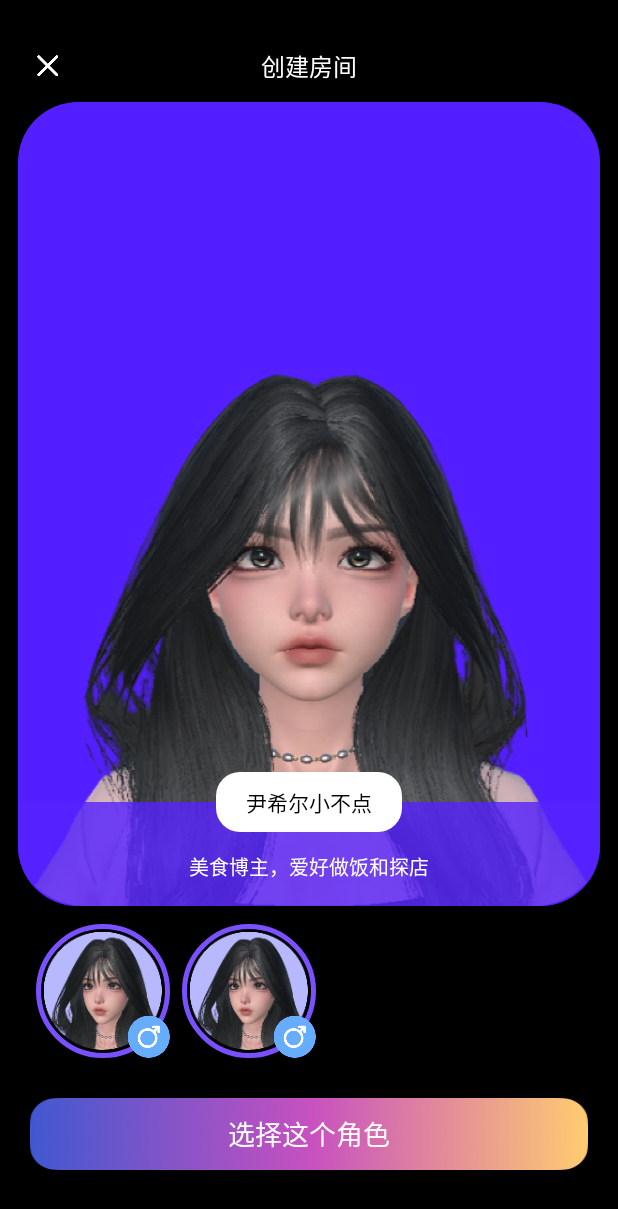
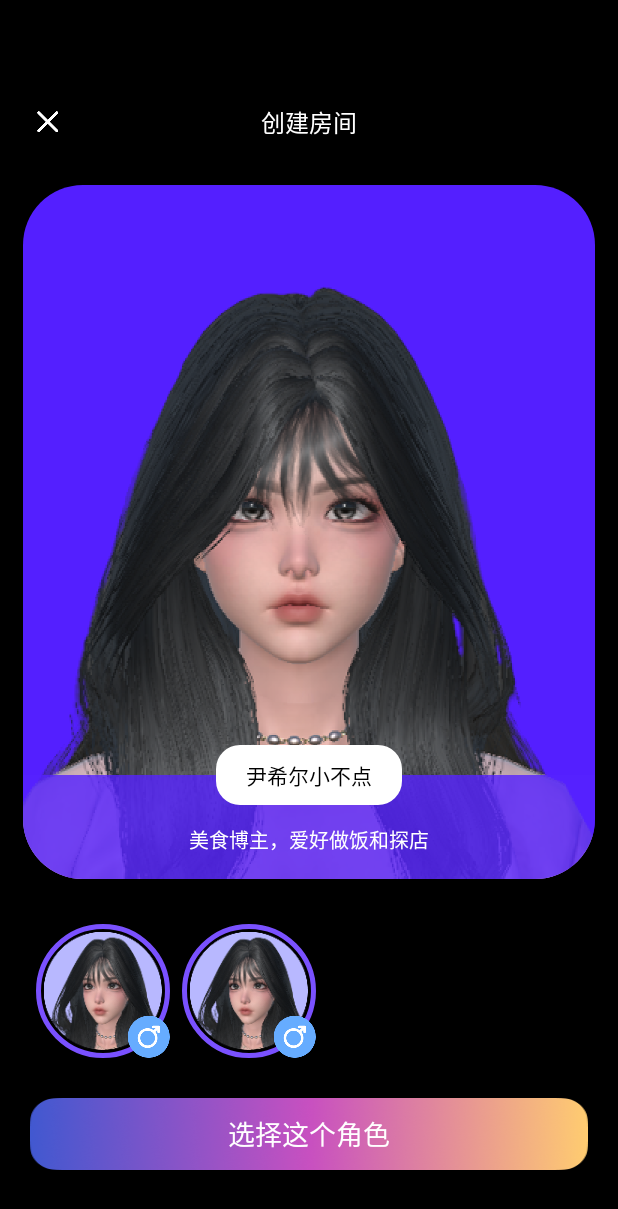
Before and after one commit to alienzh/AgoraMetaGpt, an Android app: the layout choose_ai_role_dialog.xml on its own in the app's theme, with its tools: preview values and no code run, on a phone screen of 412 x 824 dp. Shown: the top 1209 px of the screen. Run offline under Robolectric (Android 15) with nearby library versions, the phone set to English and light mode, and no system bars.

Commit message:
update avatar image

```diff
--- a/app/build.gradle
+++ b/app/build.gradle
@@ -16,7 +16,7 @@ android {
         minSdk 23
         targetSdk 30
         versionCode 401201
-        versionName "401.201.220.0804.1"
+        versionName "401.201.220.0804.3"
 
         flavorDimensions "versionCode"
 
--- a/app/src/main/java/io/agora/gpt/ui/view/ChooseRoleDialog.kt
+++ b/app/src/main/java/io/agora/gpt/ui/view/ChooseRoleDialog.kt
@@ -83,7 +83,7 @@ class ChooseRoleDialog constructor(context: Context) : BaseDialog<ChooseAiRoleDi
     private fun setupCurrentRoleView(selectRole: ChatBotRole) {
         var drawableId = AppUtils.getDrawableRes(context, "ai_avatar_" + selectRole.chatBotId)
         if (drawableId == 0) drawableId = R.drawable.ai_avatar_1
-        binding.ivRoleAvatar.setBackgroundResource(drawableId)
+        binding.ivRoleAvatar.setImageResource(drawableId)
         binding.tvRoleIntroduce.text = selectRole.introduce
         binding.tvRoleName.text = selectRole.chatBotName
     }
--- a/app/src/main/res/layout/choose_ai_role_dialog.xml
+++ b/app/src/main/res/layout/choose_ai_role_dialog.xml
@@ -14,7 +14,7 @@
         android:text="@string/create_room"
         android:textColor="@color/white"
         android:textSize="16sp"
-        android:layout_marginTop="32dp"
+        android:layout_marginTop="69dp"
         app:layout_constraintEnd_toEndOf="parent"
         app:layout_constraintStart_toStartOf="parent"
         app:layout_constraintTop_toTopOf="parent" />
@@ -33,17 +33,19 @@
     <androidx.constraintlayout.widget.ConstraintLayout
         android:layout_width="match_parent"
         android:layout_height="0dp"
-        android:layout_margin="12dp"
+        android:layout_marginHorizontal="15dp"
+        android:layout_marginVertical="30dp"
         android:background="@drawable/bg_button_541_corners40"
         app:layout_constraintBottom_toTopOf="@+id/recyclerRole"
         app:layout_constraintTop_toBottomOf="@+id/tvTitle">
 
-        <androidx.appcompat.widget.AppCompatImageView
+        <com.google.android.material.imageview.ShapeableImageView
             android:id="@+id/ivRoleAvatar"
-            android:layout_width="match_parent"
+            app:shapeAppearance="@style/ShapeAppearance.MaterialComponents.Avatar.BottomRound"
+            android:layout_width="wrap_content"
             android:layout_height="wrap_content"
-            android:background="@drawable/ai_avatar_1"
-            android:scaleType="matrix"
+            android:src="@drawable/ai_avatar_1"
+            android:scaleType="centerCrop"
             app:layout_constraintBottom_toBottomOf="parent"
             app:layout_constraintEnd_toEndOf="parent"
             app:layout_constraintStart_toStartOf="parent" />
--- a/app/src/main/res/values/themes.xml
+++ b/app/src/main/res/values/themes.xml
@@ -38,4 +38,11 @@
         <item name="android:windowEnterAnimation">@anim/dialog_bottom_in</item>
         <item name="android:windowExitAnimation">@anim/dialog_bottom_out</item>
     </style>
+
+    <style name="ShapeAppearance.MaterialComponents.Avatar.BottomRound" parent="ShapeAppearance.MaterialComponents">
+        <item name="cornerFamilyBottomRight">rounded</item>
+        <item name="cornerSizeBottomRight">40dp</item>
+        <item name="cornerFamilyBottomLeft">rounded</item>
+        <item name="cornerSizeBottomLeft">40dp</item>
+    </style>
 </resources>
```
Also changed, not shown: app/src/main/res/drawable-xxhdpi/ai_avatar_1.png, app/src/main/res/drawable-xxhdpi/ai_avatar_2.png.
